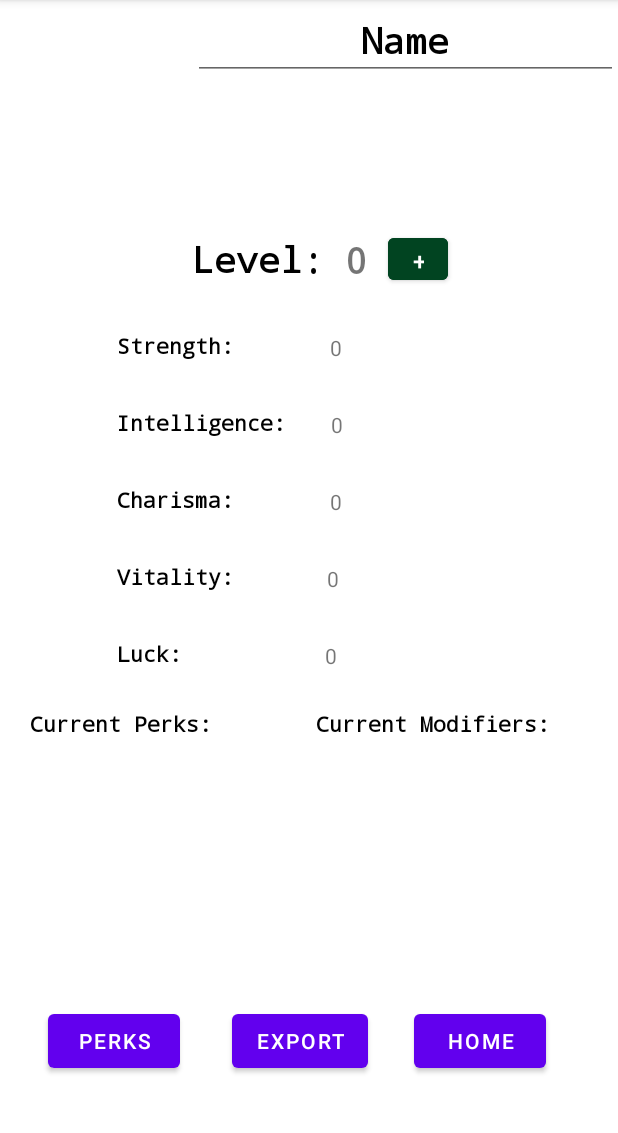
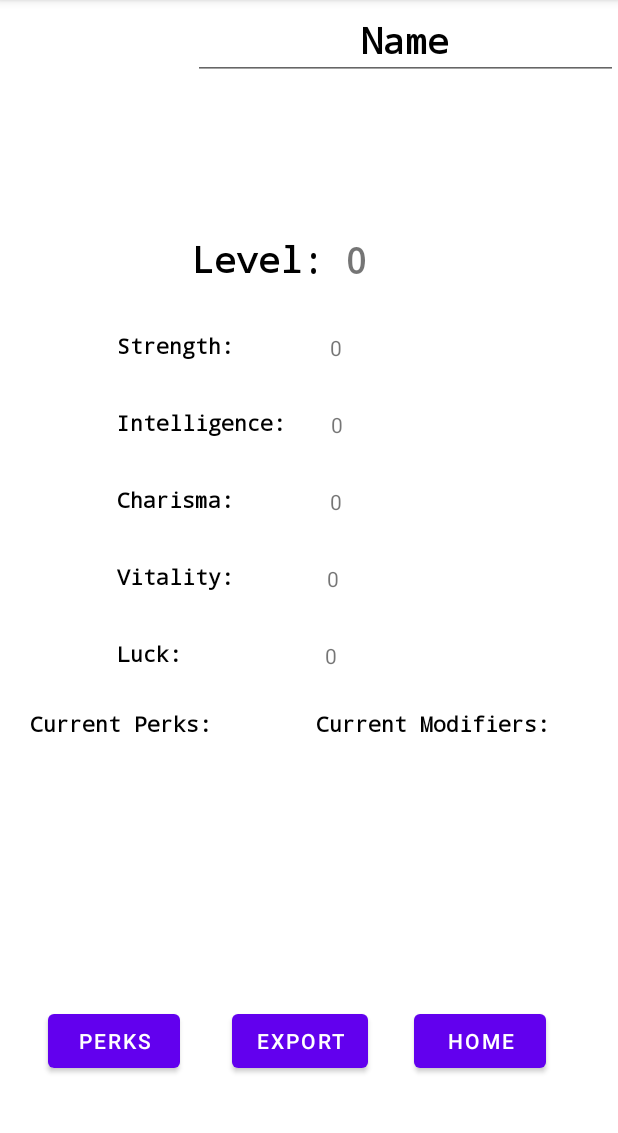
Before and after one commit to mfuri/RPGesus, an Android app: the fragment CharacterSheetFragment placed in its activity, after a tap on "EXPORT", on a phone screen of 412 x 824 dp, the part 84-1217 px from its top. Run offline under Robolectric (Android 15) with nearby library versions, the phone set to English and light mode, and no system bars; our stand-ins replace Firebase (no records; nobody signed in at launch, a user with empty details on screens opened directly); libraries missing offline, so code that uses them is left out: com.itextpdf.text; 26 statements that could not run were skipped; 2 other taps on this screen came first.

Commit message:
Fixed scaling issue with exported PDF, can now see captured screen and all details in PDF document. Only other improvement would be to make it capture entire scrollview instead of whatever is currently on screen.

```diff
--- a/app/src/main/java/com/cop4656/rpgesus/CharacterSheetFragment.java
+++ b/app/src/main/java/com/cop4656/rpgesus/CharacterSheetFragment.java
@@ -21,6 +21,7 @@ import androidx.lifecycle.ViewModelProvider;
 import android.os.Environment;
 import android.util.Base64;
 import android.util.Log;
+import android.view.Display;
 import android.view.LayoutInflater;
 import android.view.View;
 import android.view.ViewGroup;
@@ -41,6 +42,7 @@ import com.itextpdf.text.BadElementException;
 import com.itextpdf.text.Document;
 import com.itextpdf.text.DocumentException;
 import com.itextpdf.text.Image;
+import com.itextpdf.text.Rectangle;
 import com.itextpdf.text.pdf.PdfWriter;
 
 /**
@@ -171,7 +173,7 @@ public class CharacterSheetFragment extends Fragment {
             }
         });
 
-        Button levelUpButton = (Button) view.findViewById(R.id.levelUpButton);
+        /*Button levelUpButton = (Button) view.findViewById(R.id.levelUpButton);
 
         levelUpButton.setOnClickListener(new View.OnClickListener() {
             @Override
@@ -186,7 +188,7 @@ public class CharacterSheetFragment extends Fragment {
                     Toast.makeText(getContext(), "You are already max level. You can not level up further", Toast.LENGTH_LONG).show();
                 }
             }
-        });
+        });*/
 
         Button exportButton = (Button) view.findViewById(R.id.exportButton);
 
@@ -304,7 +306,12 @@ public class CharacterSheetFragment extends Fragment {
 
         try {
             Document doc = new Document();
-
+            doc.setMargins(0,0,0,0);
+            Display display = getActivity().getWindowManager().getDefaultDisplay();
+            int width = display.getWidth();
+            int height = display.getHeight();
+            Rectangle rect = new Rectangle(width, height);
+            doc.setPageSize(rect);
             PdfWriter.getInstance(doc, new FileOutputStream(file));
             doc.open();
             ByteArrayOutputStream stream = new ByteArrayOutputStream();
@@ -317,11 +324,12 @@ public class CharacterSheetFragment extends Fragment {
         }
     }
 
-    public static Bitmap getBitmapFromView(View view) {
+    /*public static Bitmap getBitmapFromView(View view) {
         //Define a bitmap with the same size as the view
         Bitmap returnedBitmap = Bitmap.createBitmap(view.getWidth(), view.getHeight(),Bitmap.Config.ARGB_8888);
         //Bind a canvas to it
         Canvas canvas = new Canvas(returnedBitmap);
+        canvas.scale(752, 1120);
         //Get the view's background
         Drawable bgDrawable =view.getBackground();
         if (bgDrawable!=null)
@@ -334,12 +342,13 @@ public class CharacterSheetFragment extends Fragment {
         view.draw(canvas);
         //return the bitmap
         return returnedBitmap;
-    }
+    }*/
 
     private void addImage(Document doc, byte[] byteArray) {
         Image image = null;
         try {
             image = Image.getInstance(byteArray);
+            image.setAlignment(Image.ALIGN_CENTER);
         } catch (BadElementException e) {
             e.printStackTrace();
         } catch (MalformedURLException e) {
--- a/app/src/main/res/layout/fragment_character_sheet.xml
+++ b/app/src/main/res/layout/fragment_character_sheet.xml
@@ -92,7 +92,7 @@
                     android:typeface="monospace"
                     app:layout_constraintStart_toEndOf="@+id/charSheetLevelView"
                     app:layout_constraintTop_toBottomOf="@+id/charSheetRace" />
-
+                <!--
                 <Button
                     android:id="@+id/levelUpButton"
                     android:layout_width="40dp"
@@ -106,7 +106,7 @@
                     android:textSize="16sp"
                     app:layout_constraintEnd_toEndOf="parent"
                     app:layout_constraintTop_toBottomOf="@+id/charSheetRace" />
-
+                -->
                 <TextView
                     android:id="@+id/charSheetStrengthView"
                     android:layout_width="wrap_content"
```
